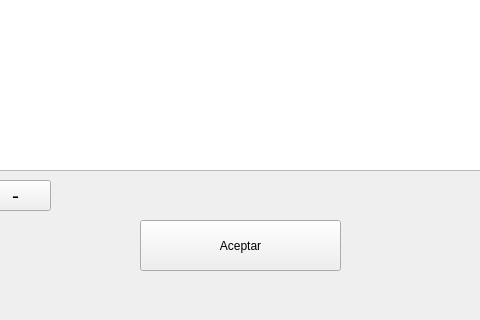
Old version of the form interfaces/ventanas_produccion/ingreso_datos_personal.ui in the repository EscuelaProyectosPOO/simulacion; both pictures show x 150 to 630 and y 230 to 550 of the 830 by 550 pixel window.
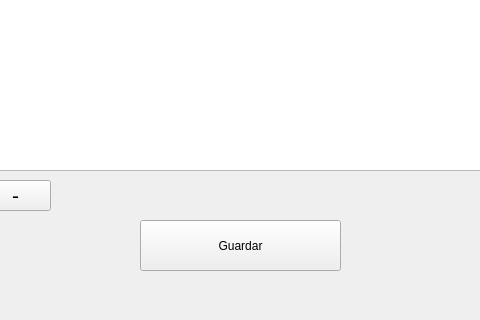
New version of the form.

Diff of the .ui file:
```diff
--- a/interfaces/ventanas_produccion/ingreso_datos_personal.ui
+++ b/interfaces/ventanas_produccion/ingreso_datos_personal.ui
@@ -69,7 +69,7 @@
     </rect>
    </property>
    <property name="text">
-    <string>Aceptar</string>
+    <string>Guardar</string>
    </property>
   </widget>
   <widget class="QLabel" name="label_2">
```
Left out of the diff: 4 changed lines with no effect on the pictures.
